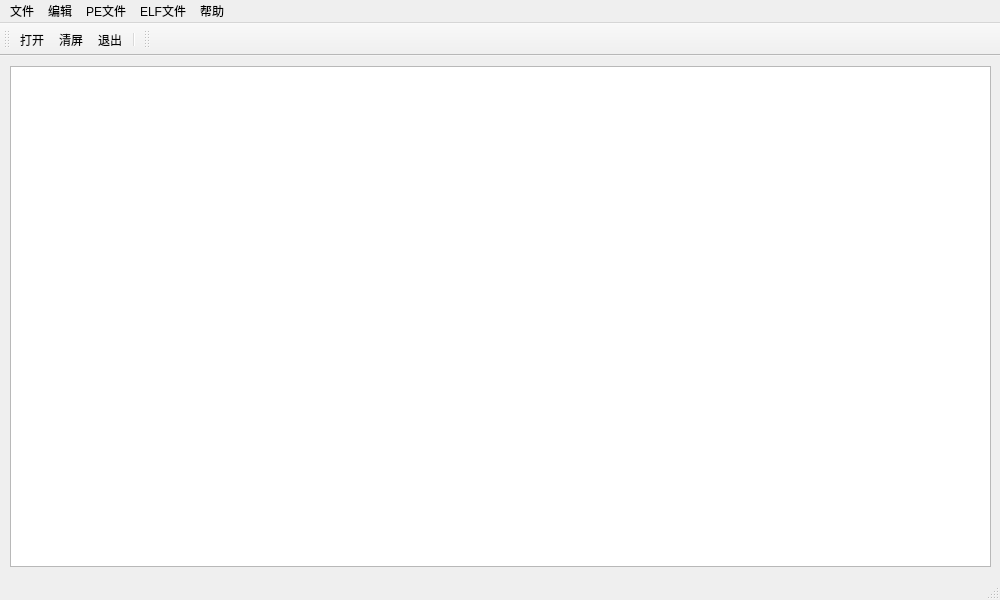
Qt form ExecutableFileParser/mainwindow.ui (827992983/demo) before a commit.
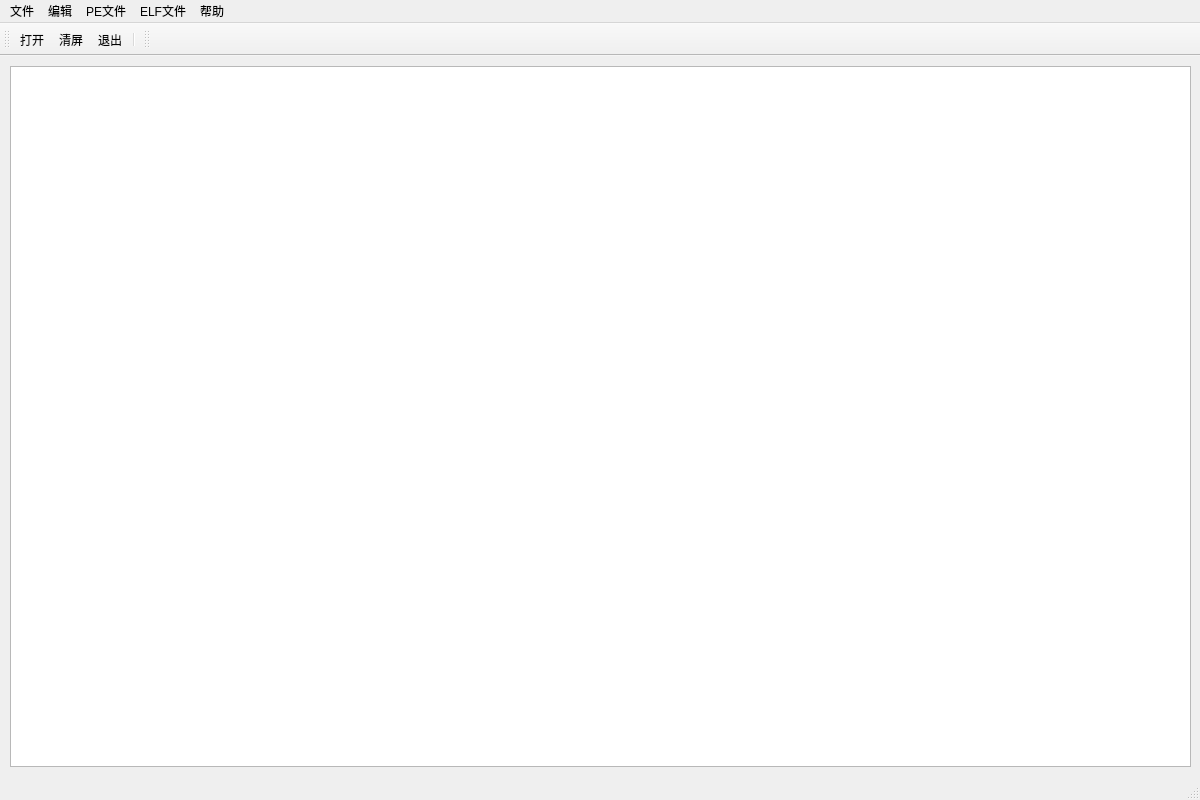
The same form after that commit.

```diff
--- a/ExecutableFileParser/mainwindow.ui
+++ b/ExecutableFileParser/mainwindow.ui
@@ -6,8 +6,8 @@
    <rect>
     <x>0</x>
     <y>0</y>
-    <width>1000</width>
-    <height>600</height>
+    <width>1200</width>
+    <height>800</height>
    </rect>
   </property>
   <property name="windowTitle">
@@ -19,8 +19,8 @@
      <rect>
       <x>10</x>
       <y>10</y>
-      <width>981</width>
-      <height>501</height>
+      <width>1181</width>
+      <height>701</height>
      </rect>
     </property>
     <property name="lineWrapMode">
@@ -46,7 +46,7 @@
     <rect>
      <x>0</x>
      <y>0</y>
-     <width>1000</width>
+     <width>1200</width>
      <height>26</height>
     </rect>
    </property>
```
